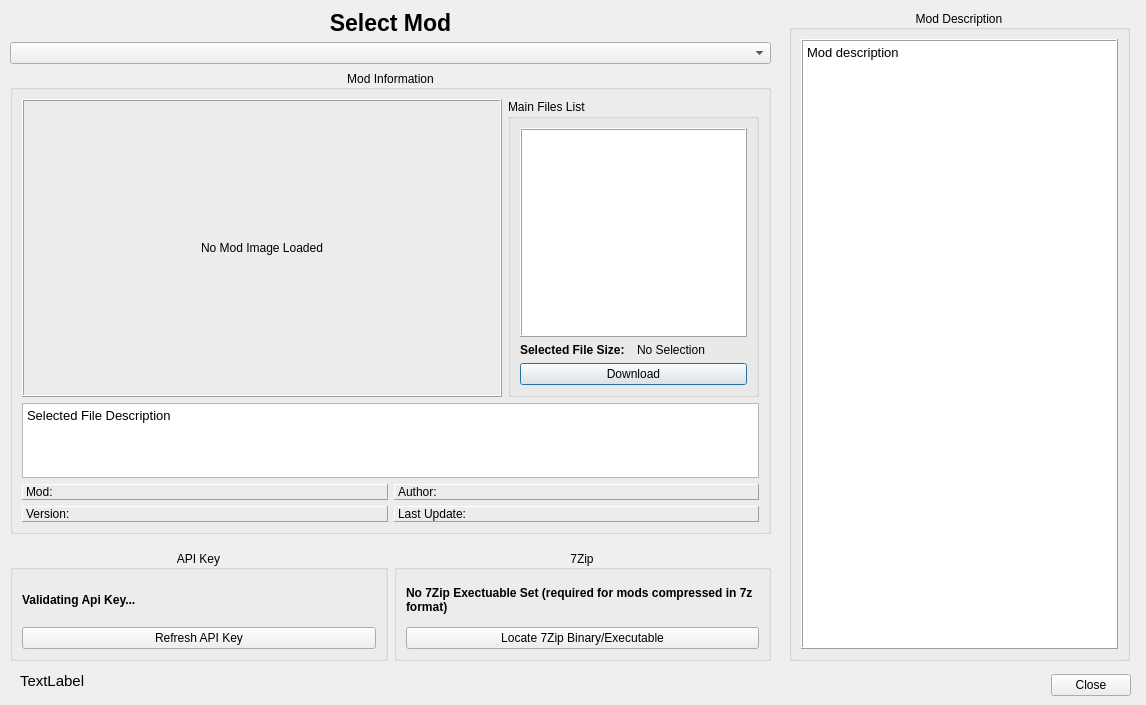
This is modules/ModDownloader.ui in rainmakerv3/BB_Launcher as Qt 5 draws it before an edit. The edited form follows.
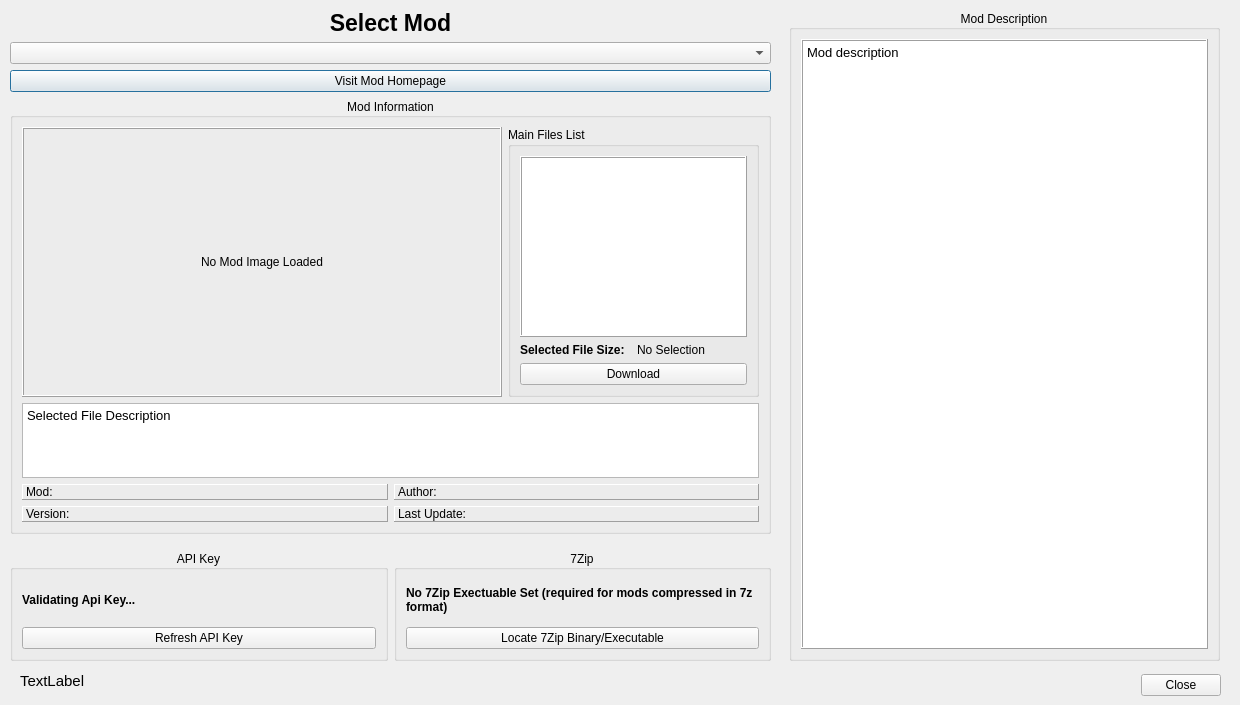
This is the edited form.

Commit message: Downloader: add button to visit mod page

```diff
--- a/modules/ModDownloader.ui
+++ b/modules/ModDownloader.ui
@@ -6,7 +6,7 @@
    <rect>
     <x>0</x>
     <y>0</y>
-    <width>1146</width>
+    <width>1240</width>
     <height>705</height>
    </rect>
   </property>
@@ -42,6 +42,13 @@
     <item>
      <widget class="QComboBox" name="modComboBox"/>
     </item>
+    <item>
+     <widget class="QPushButton" name="visitButton">
+      <property name="text">
+       <string>Visit Mod Homepage</string>
+      </property>
+     </widget>
+    </item>
     <item>
      <widget class="QGroupBox" name="groupBox_3">
       <property name="title">
@@ -236,7 +243,7 @@
     <rect>
      <x>789</x>
      <y>10</y>
-     <width>341</width>
+     <width>431</width>
      <height>651</height>
     </rect>
    </property>
@@ -287,7 +294,7 @@
   <widget class="QDialogButtonBox" name="buttonBox">
    <property name="geometry">
     <rect>
-     <x>1030</x>
+     <x>1120</x>
      <y>660</y>
      <width>101</width>
      <height>51</height>
```
The commit also changes 1 other file.
